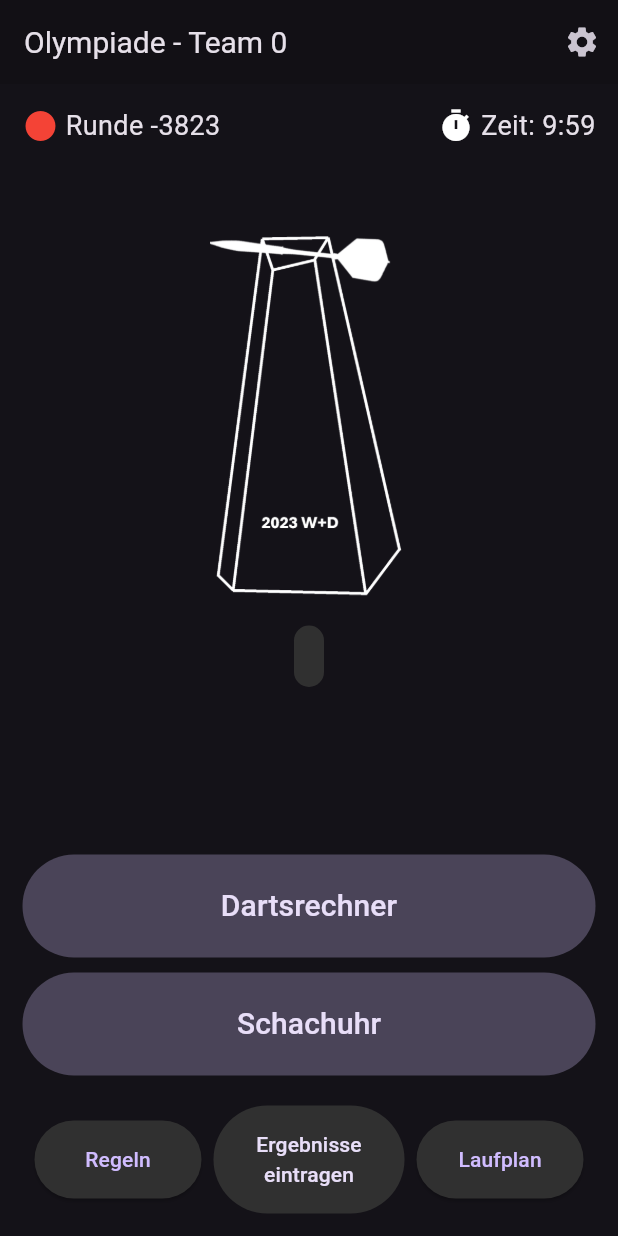
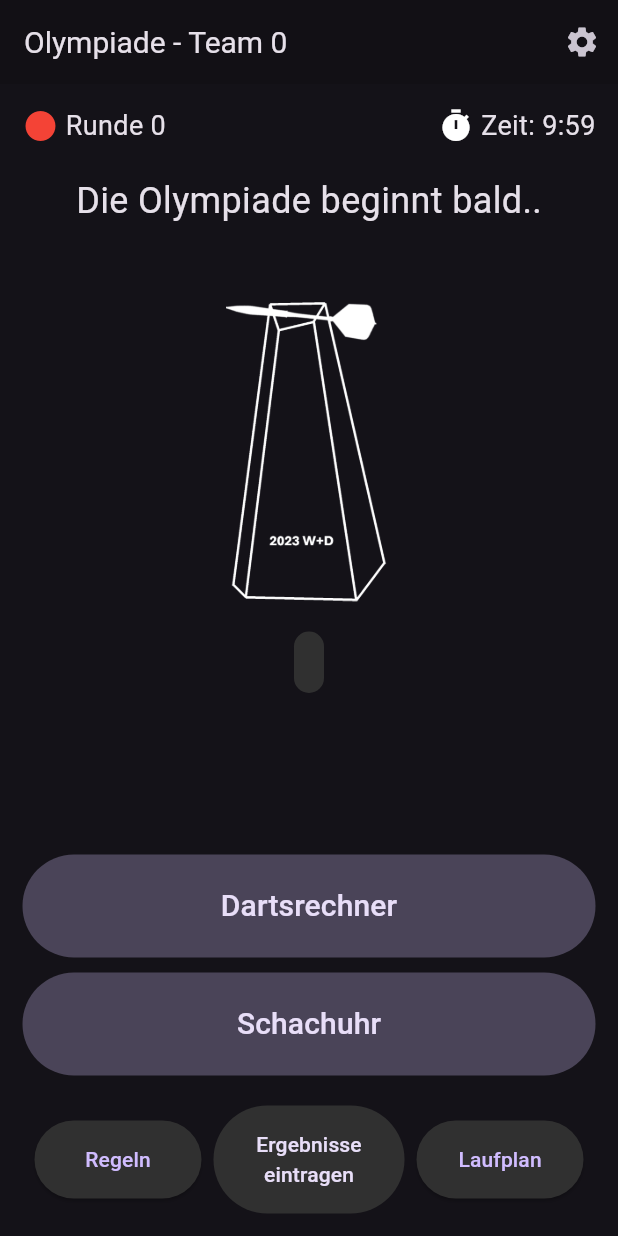
Before and after one commit to PhoenixFlyy/MiniOlympiade, a Flutter app: the MainMenu screen opened directly, on a phone screen of 412 x 824 dp. Run offline on Flutter 3.47's test engine with Material 2 defaults, Android fonts, the phone set to English and light mode, and no system bars; our stand-ins replace firebase_core, firebase_database, shared_preferences; accounts and stored records are empty.

Commit message:
minor changes

```diff
--- a/winter_olympiade/lib/MainMenu.dart
+++ b/winter_olympiade/lib/MainMenu.dart
@@ -85,6 +85,7 @@ class _MainMenuState extends State<MainMenu> {
     _timer = Timer.periodic(const Duration(seconds: 1), _updateTimerCallback);
     _updateCurrentRound();
     _updateMatchAndDiscipline();
+    _updateMatchAndDiscipline();
   }
 
   void _updateTimerCallback(Timer timer) {
@@ -97,11 +98,9 @@ class _MainMenuState extends State<MainMenu> {
   void _updateCurrentRound() {
     int newCurrentRound = calculateCurrentRoundWithDateTime();
 
-    if (newCurrentRound != currentRound) {
-      setState(() {
-        currentRound = newCurrentRound;
-      });
-    }
+    setState(() {
+      currentRound = newCurrentRound;
+    });
   }
 
   void _updateMatchAndDiscipline() {
@@ -122,8 +121,9 @@ class _MainMenuState extends State<MainMenu> {
       setState(() {
         currentMatchUpText =
             'Aktuell: $disciplineName gegen Team $opponentTeamNumber. $startTeam';
-        nextMatchUpText =
-            'Coming up: $nextDisciplineName gegen Team $nextOpponentTeamNumber. $nextStartTeam';
+        nextMatchUpText = currentRound <= 0
+            ? 'Coming up: $disciplineName gegen Team $opponentTeamNumber. $startTeam'
+            : 'Coming up: $nextDisciplineName gegen Team $nextOpponentTeamNumber. $nextStartTeam';
       });
     }
   }
@@ -146,6 +146,7 @@ class _MainMenuState extends State<MainMenu> {
     Duration timeDifference = currentTime.difference(_eventStartTime) -
         Duration(seconds: pauseTimeInSeconds);
     int currentRound = timeDifference.inMinutes ~/ roundTimeDuration.inMinutes;
+    if (timeDifference.isNegative) return 0;
     return currentRound + 1;
   }
 
@@ -326,7 +327,19 @@ class _MainMenuState extends State<MainMenu> {
                       ),
                     )
                   else
-                    SizedBox(height: 300, child: getDisciplineImage()),
+                    Column(
+                      children: [
+                        Padding(
+                          padding: const EdgeInsets.only(top: 20),
+                          child: Text(
+                              currentRound > pairings.length
+                                  ? "Die Olympiade ist zu Ende"
+                                  : "Die Olympiade beginnt bald..",
+                              style: const TextStyle(fontSize: 24)),
+                        ),
+                        SizedBox(height: 250, child: getDisciplineImage()),
+                      ],
+                    ),
                   if (currentRound < pairings.length && !isPaused)
                     Padding(
                       padding: const EdgeInsets.only(top: 20),
--- a/winter_olympiade/pubspec.yaml
+++ b/winter_olympiade/pubspec.yaml
@@ -41,6 +41,7 @@ dependencies:
   firebase_core: ^2.15.0
   flutter_launcher_icons: ^0.13.1
   intl: ^0.18.1
+  audioplayers: ^5.1.0
 
 dev_dependencies:
   flutter_test:
```
Also changed, not shown: winter_olympiade/pubspec.lock, 6 other files.
